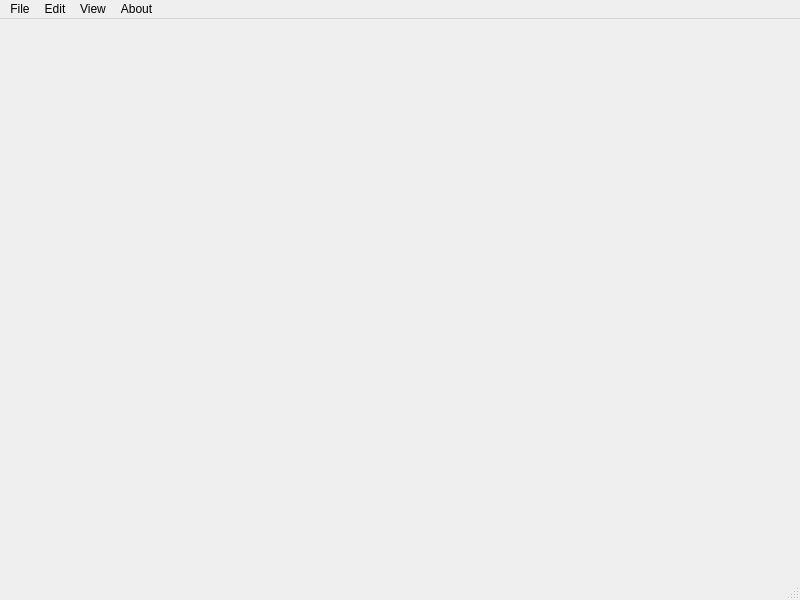
Old version of the form mainwindow.ui in the repository TheKamouth/Gliltchlab.
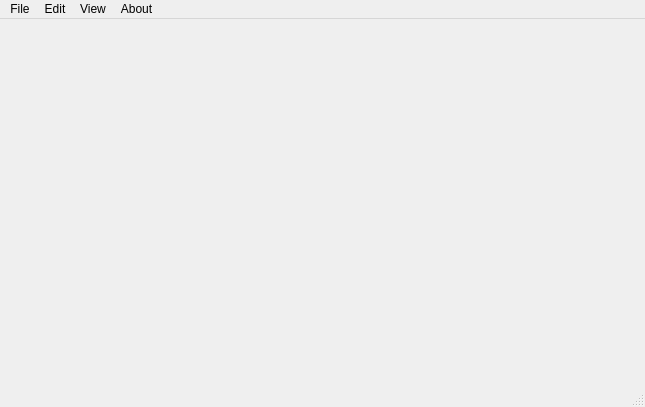
New version of the form.

Diff of the .ui file:
```diff
--- a/mainwindow.ui
+++ b/mainwindow.ui
@@ -6,8 +6,8 @@
    <rect>
     <x>0</x>
     <y>0</y>
-    <width>800</width>
-    <height>600</height>
+    <width>645</width>
+    <height>407</height>
    </rect>
   </property>
   <property name="windowTitle">
@@ -46,8 +46,8 @@
     <rect>
      <x>0</x>
      <y>0</y>
-     <width>800</width>
-     <height>20</height>
+     <width>645</width>
+     <height>21</height>
     </rect>
    </property>
    <widget class="QMenu" name="menuFile">
```
Left out of the diff: 59 changed lines with no effect on the pictures.
